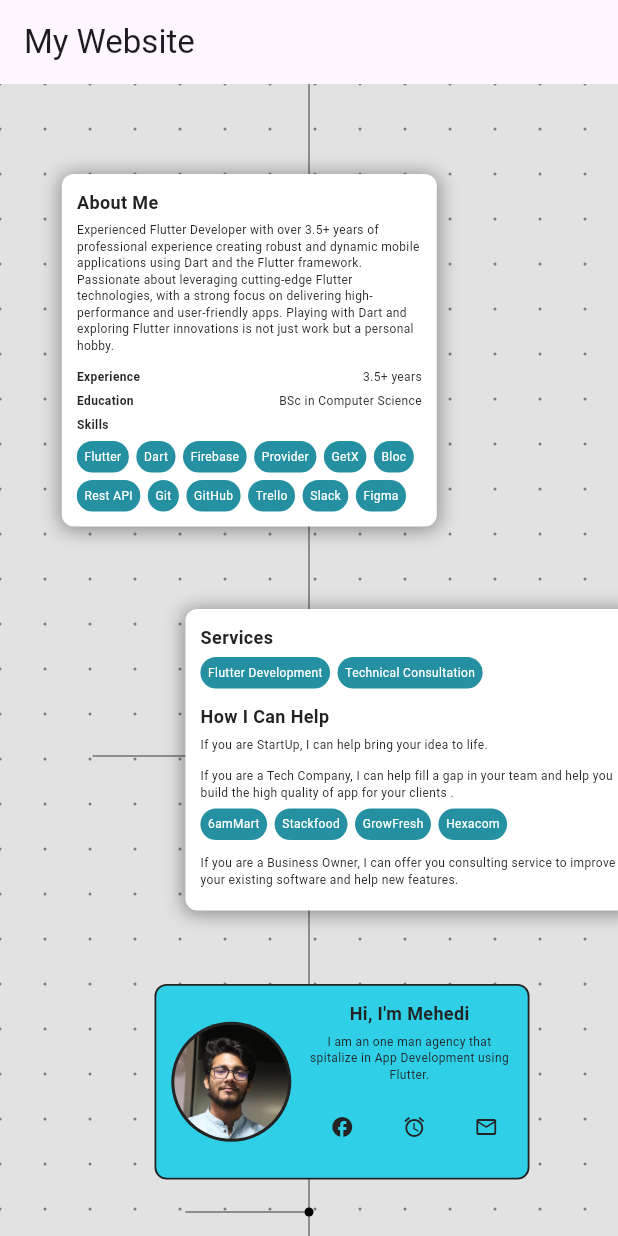
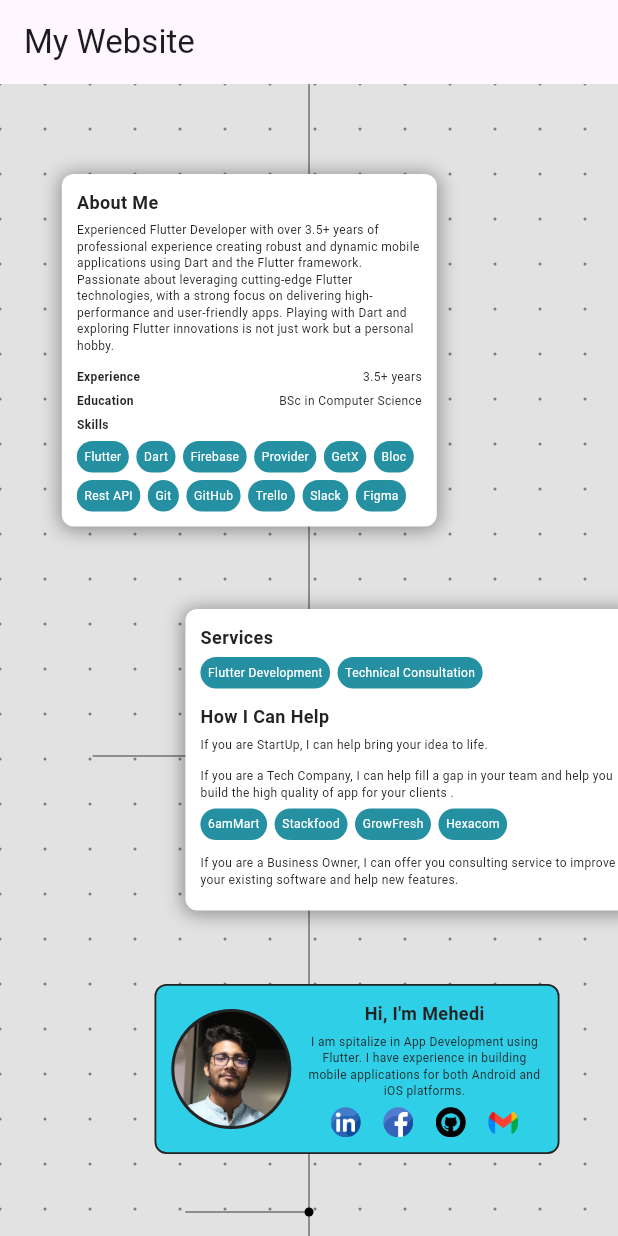
Before and after one commit to shohag7552/website_app, a Flutter app: the screen it shows after launch, on a phone screen of 412 x 824 dp. Run offline on Flutter 3.47's test engine with Material 3 defaults, Android fonts, the light colour scheme and no system bars; our stand-ins replace fluttertoast.

Commit message:
design improved

```diff
--- a/lib/const/images.dart
+++ b/lib/const/images.dart
@@ -12,4 +12,8 @@ class Images {
   static const String ammartDelivery = 'assets/images/6amMart_delivery_man_app.webp';
   static const String stackfoodRestaurant = 'assets/images/stackFood_restaurant.png';
   static const String stackfoodDelivery = 'assets/images/stackfood_delivery.png';
+  static const String gamil = 'assets/images/gmail.png';
+  static const String facebook = 'assets/images/facebook.png';
+  static const String linkdin = 'assets/images/linkedin.png';
+  static const String github = 'assets/images/github.png';
 }
--- a/lib/home_page.dart
+++ b/lib/home_page.dart
@@ -93,10 +93,9 @@ class _HomePageState extends State<HomePage> with SingleTickerProviderStateMixin
   @override
   Widget build(BuildContext context) {
     Size size = MediaQuery.of(context).size;
-    double height = size.height;
     double width = size.width;
 
-    Offset aboutOffset = Offset(width*0.39, 390);
+    Offset aboutOffset = Offset(width*0.39, 420);
 
     Offset skillsOffset = Offset(width*0.25, 60);
 
@@ -131,12 +130,10 @@ class _HomePageState extends State<HomePage> with SingleTickerProviderStateMixin
 
     return LayoutBuilder(
       builder: (context, constraints) {
-        print('========width: ${constraints.maxWidth}, height: ${constraints.maxHeight}');
 
         bool webView = constraints.maxWidth > 1090;
         bool tabletView = constraints.maxWidth > 600 && constraints.maxWidth < 1090;
         bool mobileView = constraints.maxWidth < 700;
-        print('webView: $webView, tabletView: $tabletView, mobileView: $mobileView');
 
         if(mobileView) {
           skillsOffset = Offset(width*0.1, 60);
--- a/lib/tasks/about_widget.dart
+++ b/lib/tasks/about_widget.dart
@@ -1,4 +1,5 @@
 import 'package:flutter/material.dart';
+import 'package:url_launcher/url_launcher.dart';
 import 'package:website_app/commons/blue_box_widget.dart';
 import 'package:website_app/const/dimentions.dart';
 import 'package:website_app/const/images.dart';
@@ -9,7 +10,7 @@ class AboutWidget extends StatelessWidget {
   @override
   Widget build(BuildContext context) {
     return BlueBoxWidget(
-      width: 250,
+      width: 270,
       child: Row(children: [
 
         Container(
@@ -35,15 +36,95 @@ class AboutWidget extends StatelessWidget {
               const SizedBox(height: 5),
 
               Text(
-                'I am an one man agency that spitalize in App Development using Flutter.',
+                'I am spitalize in App Development using Flutter. I have experience in building mobile applications for both Android and iOS platforms.',
                 style: Style.textStyleNormal, textAlign: TextAlign.center,
               ),
               const SizedBox(height: 5),
 
-              Row(mainAxisAlignment: MainAxisAlignment.center, children: [
-                IconButton(onPressed: (){}, icon: Icon(Icons.facebook_outlined, color: Dimentions.blackColor, size: 16)),
-                IconButton(onPressed: (){}, icon: Icon(Icons.access_alarm, color: Dimentions.blackColor, size: 16)),
-                IconButton(onPressed: (){}, icon: Icon(Icons.mail_outline, color: Dimentions.blackColor, size: 16)),
+              Row(mainAxisAlignment: MainAxisAlignment.center, spacing: 15, children: [
+                SizedBox(
+                  width: 20,
+                  height: 20,
+                  child: ClipRRect(
+                    borderRadius: BorderRadius.circular(50),
+                    child: InkWell(
+                      onTap: () async {
+                        final Uri url = Uri.parse('https://www.linkedin.com/in/mehedi-hasan-7b28ab15b/');
+
+                        if (!await launchUrl(url)) {
+                          throw Exception('Could not launch $url');
+                        }
+                      },
+                      child: Image.asset(Images.linkdin, fit: BoxFit.cover),
+                    ),
+                  ),
+                ),
+
+                SizedBox(
+                  width: 20,
+                  height: 20,
+                  child: ClipRRect(
+                    borderRadius: BorderRadius.circular(50),
+                    child: InkWell(
+                      onTap: () async {
+                        final Uri url = Uri.parse('https://www.facebook.com/mdmehedi.hasan.3139/');
+
+                        if (!await launchUrl(url)) {
+                          throw Exception('Could not launch $url');
+                        }
+                      },
+                      child: Image.asset(Images.facebook, fit: BoxFit.cover),
+                      ),
+                  ),
+                ),
+
+                SizedBox(
+                  width: 20,
+                  height: 20,
+                  child: ClipRRect(
+                    borderRadius: BorderRadius.circular(50),
+                    child: InkWell(
+                      onTap: () async {
+                        final Uri url = Uri.parse('https://github.com/shohag7552');
+
+                        if (!await launchUrl(url)) {
+                          throw Exception('Could not launch $url');
+                        }
+                      },
+                      child: Image.asset(Images.github, fit: BoxFit.cover),
+                      ),
+                  ),
+                ),
+
+                SizedBox(
+                  width: 20,
+                  height: 20,
+                  child: ClipRRect(
+                    borderRadius: BorderRadius.circular(50),
+                    child: InkWell(
+                      onTap: () async {
+                      //   final Uri emailUri = Uri(
+                      //   scheme: 'mailto',
+                      //   path: 'mehedi05739@gmail.com',
+                      //   queryParameters: {'subject': 'Hello from Flutter!'},
+                      // );
+
+                      // // ignore: deprecated_member_use
+                      // if (await canLaunch(emailUri.toString())) {
+                      //   await launch(emailUri.toString());
+                      // } else {
+                      //   throw 'Could not launch email app';
+                      // }
+                        final Uri url = Uri.parse('mehedi05739@gmail.com');
+
+                        if (!await launchUrl(url)) {
+                          throw Exception('Could not launch $url');
+                        }
+                      },
+                      child: Image.asset(Images.gamil, fit: BoxFit.cover),
+                    ),
+                  ),
+                ),
 
               ]),
 
```
Also changed, not shown: lib/components/lines_painter.dart (+5 -2 lines), assets/images/facebook.png (added), assets/images/github.png (added), assets/images/gmail.png (added), assets/images/linkedin.png (added), 1 other file.
